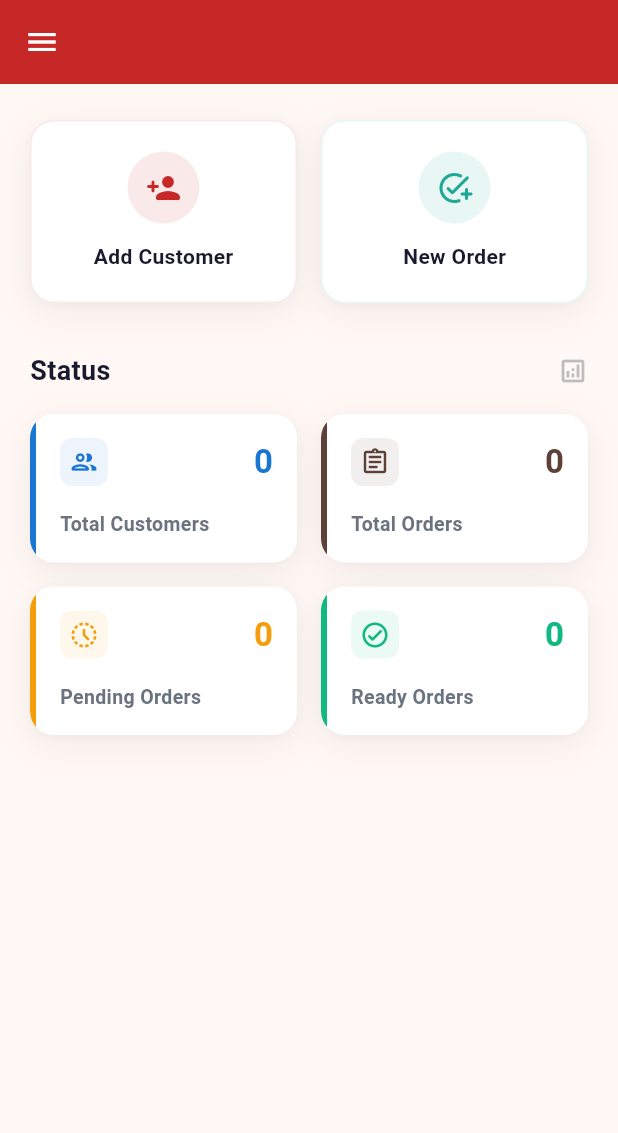
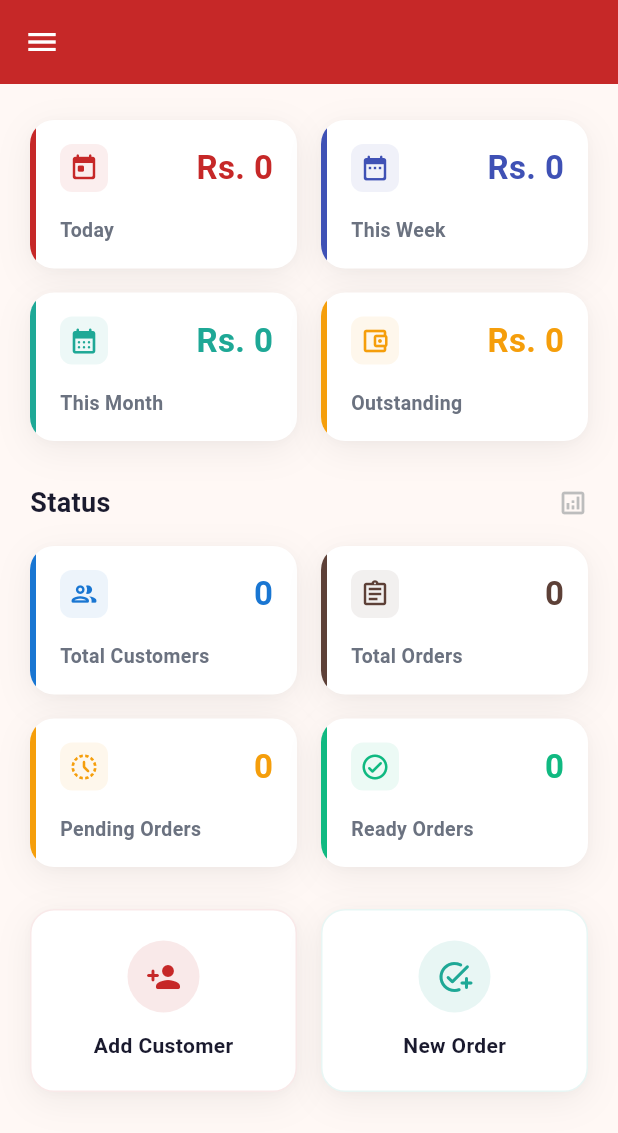
Before and after one commit to zaheerabbasdev/Zubair-Tailor-, a Flutter app: the screen it shows after launch, on a phone screen of 412 x 824 dp. Shown: the top 1133 px of the screen. Run offline on Flutter 3.47's test engine with Material 3 defaults, Android fonts, the phone set to English and light mode, and no system bars; our stand-ins replace csv, flutter_local_notifications, flutter_secure_storage, google_sign_in, image_picker, pdf and 6 more; missing offline and left inert: extension_google_sign_in_as_googleapis_auth, googleapis; accounts and stored records are empty.

Commit message:
fix the dashboard

```diff
--- a/mobile_app/lib/screens/dashboard_screen.dart
+++ b/mobile_app/lib/screens/dashboard_screen.dart
@@ -1,22 +1,15 @@
 import 'package:flutter/material.dart';
 import 'package:provider/provider.dart';
 import '../l10n/app_localizations.dart';
-import '../models/customer.dart';
-import '../models/order.dart';
 import '../utils/app_colors.dart';
 import '../providers/backup_provider.dart';
 import '../providers/theme_provider.dart';
 import '../repositories/customer_repository.dart';
 import '../repositories/order_repository.dart';
 import '../services/notification_service.dart';
-import '../utils/status_helper.dart';
 import '../widgets/app_drawer.dart';
-import 'customer_detail_screen.dart';
 import 'customer_list_screen.dart';
 import 'order_list_screen.dart';
-
-import 'reports_screen.dart';
-import 'expense_list_screen.dart';
 
 class DashboardScreen extends StatefulWidget {
   const DashboardScreen({super.key});
@@ -28,8 +21,8 @@ class DashboardScreen extends StatefulWidget {
 class _DashboardScreenState extends State<DashboardScreen> {
   final CustomerRepository _customerRepository = CustomerRepository();
   final OrderRepository _orderRepository = OrderRepository();
-  List<Customer> _customers = [];
-  List<Order> _orders = [];
+
+
   Map<String, dynamic>? _summary;
   bool _isLoading = true;
 
@@ -52,13 +45,31 @@ class _DashboardScreenState extends State<DashboardScreen> {
       final orders = await _orderRepository.getAll();
       if (mounted) {
         setState(() {
-          _customers = customers;
-          _orders = orders;
+
+
+          final now = DateTime.now();
+          final todayStart = DateTime(now.year, now.month, now.day);
+          final weekStart = DateTime(now.year, now.month, now.day - (now.weekday - 1));
+          final monthStart = DateTime(now.year, now.month, 1);
+          double todayRevenue = 0, weekRevenue = 0, monthRevenue = 0, outstanding = 0;
+          for (final o in orders) {
+            final due = o.price - o.amountPaid;
+            if (due > 0) outstanding += due;
+            if (o.createdAt != null) {
+              if (!o.createdAt!.isBefore(todayStart)) todayRevenue += o.amountPaid;
+              if (!o.createdAt!.isBefore(weekStart)) weekRevenue += o.amountPaid;
+              if (!o.createdAt!.isBefore(monthStart)) monthRevenue += o.amountPaid;
+            }
+          }
           _summary = {
             'total_customers': customers.length,
             'total_orders': orders.length,
             'pending_orders': orders.where((o) => o.status == 'Pending').length,
             'ready_orders': orders.where((o) => o.status == 'Ready').length,
+            'today_revenue': todayRevenue.toInt(),
+            'week_revenue': weekRevenue.toInt(),
+            'month_revenue': monthRevenue.toInt(),
+            'outstanding': outstanding.toInt(),
           };
           _isLoading = false;
         });
@@ -72,12 +83,7 @@ class _DashboardScreenState extends State<DashboardScreen> {
     }
   }
 
-  Customer? _customerFor(Order o) {
-    for (final c in _customers) {
-      if (c.id == o.customerId) return c;
-    }
-    return null;
-  }
+
 
   @override
   Widget build(BuildContext context) {
@@ -108,7 +114,69 @@ class _DashboardScreenState extends State<DashboardScreen> {
 
   List<Widget> _buildDashboardContent(AppLocalizations l10n) {
     return [
-      // Quick Action Buttons
+      // Summary Cards Row 1
+      Row(
+        children: [
+          Expanded(
+            child: _buildStatCard(
+              title: 'Today',
+              value: 'Rs. ${_summary?['today_revenue'] ?? 0}',
+              icon: Icons.today_rounded,
+              accentColor: AppColors.primary,
+            ),
+          ),
+          const SizedBox(width: 16),
+          Expanded(
+            child: _buildStatCard(
+              title: 'This Week',
+              value: 'Rs. ${_summary?['week_revenue'] ?? 0}',
+              icon: Icons.date_range_rounded,
+              accentColor: Colors.indigo,
+            ),
+          ),
+        ],
+      ),
+      const SizedBox(height: 16),
+      Row(
+        children: [
+          Expanded(
+            child: _buildStatCard(
+              title: 'This Month',
+              value: 'Rs. ${_summary?['month_revenue'] ?? 0}',
+              icon: Icons.calendar_month_rounded,
+              accentColor: AppColors.secondary,
+            ),
+          ),
+          const SizedBox(width: 16),
+          Expanded(
+            child: _buildStatCard(
+              title: 'Outstanding',
+              value: 'Rs. ${_summary?['outstanding'] ?? 0}',
+              icon: Icons.account_balance_wallet_outlined,
+              accentColor: AppColors.statusPending,
+            ),
+          ),
+        ],
+      ),
+
+      const SizedBox(height: 28),
+      Row(
+        mainAxisAlignment: MainAxisAlignment.spaceBetween,
+        children: [
+          Text(
+            l10n.status,
+            style: TextStyle(fontSize: 18, fontWeight: FontWeight.bold, color: AppColors.textDark),
+          ),
+          Icon(Icons.analytics_outlined, color: AppColors.iconMuted, size: 20),
+        ],
+      ),
+      const SizedBox(height: 16),
+
+      // Status Stats Grid
+      _buildStatsGrid(),
+      const SizedBox(height: 28),
+
+      // Quick Action Buttons (moved below status cards)
       Row(
         children: [
           Expanded(
@@ -132,26 +200,6 @@ class _DashboardScreenState extends State<DashboardScreen> {
           ),
         ],
       ),
-      const SizedBox(height: 32),
-
-      Row(
-        mainAxisAlignment: MainAxisAlignment.spaceBetween,
-        children: [
-          Text(
-            l10n.status,
-            style: TextStyle(
-              fontSize: 18,
-              fontWeight: FontWeight.bold,
-              color: AppColors.textDark,
-            ),
-          ),
-          Icon(Icons.analytics_outlined, color: AppColors.iconMuted, size: 20),
-        ],
-      ),
-      const SizedBox(height: 16),
-
-      // Stats Grid (Premium Cards)
-      _buildStatsGrid(),
       const SizedBox(height: 32),
     ];
   }
@@ -306,52 +354,5 @@ class _DashboardScreenState extends State<DashboardScreen> {
     );
   }
 
-  Widget _buildNavigationItem(
-    BuildContext context,
-    String label,
-    IconData icon,
-    Color iconColor,
-    VoidCallback onTap,
-  ) {
-    return Material(
-      color: AppColors.surfaceCard,
-      borderRadius: BorderRadius.circular(16),
-      child: InkWell(
-        onTap: onTap,
-        borderRadius: BorderRadius.circular(16),
-        child: Container(
-          padding: const EdgeInsets.symmetric(horizontal: 20, vertical: 16),
-          decoration: BoxDecoration(
-            borderRadius: BorderRadius.circular(16),
-            boxShadow: AppColors.cardShadow,
-            border: Border.all(color: AppColors.divider, width: 1),
-          ),
-          child: Row(
-            children: [
-              Container(
-                padding: const EdgeInsets.all(10),
-                decoration: BoxDecoration(
-                  color: iconColor.withOpacity(0.1),
-                  borderRadius: BorderRadius.circular(12),
-                ),
-                child: Icon(icon, color: iconColor, size: 22),
-              ),
-              const SizedBox(width: 16),
-              Expanded(
-                child: Text(
-                  label,
-                  style: TextStyle(
-                    fontSize: 15,
-                    fontWeight: FontWeight.bold,
-                    color: AppColors.textDark,
-                  ),
-                ),
-              ),
-              Icon(Icons.arrow_forward_ios_rounded, color: AppColors.iconMuted, size: 16),
-            ],
-          ),
-        ),
-      ),
-    );
-  }
+
 }
```
